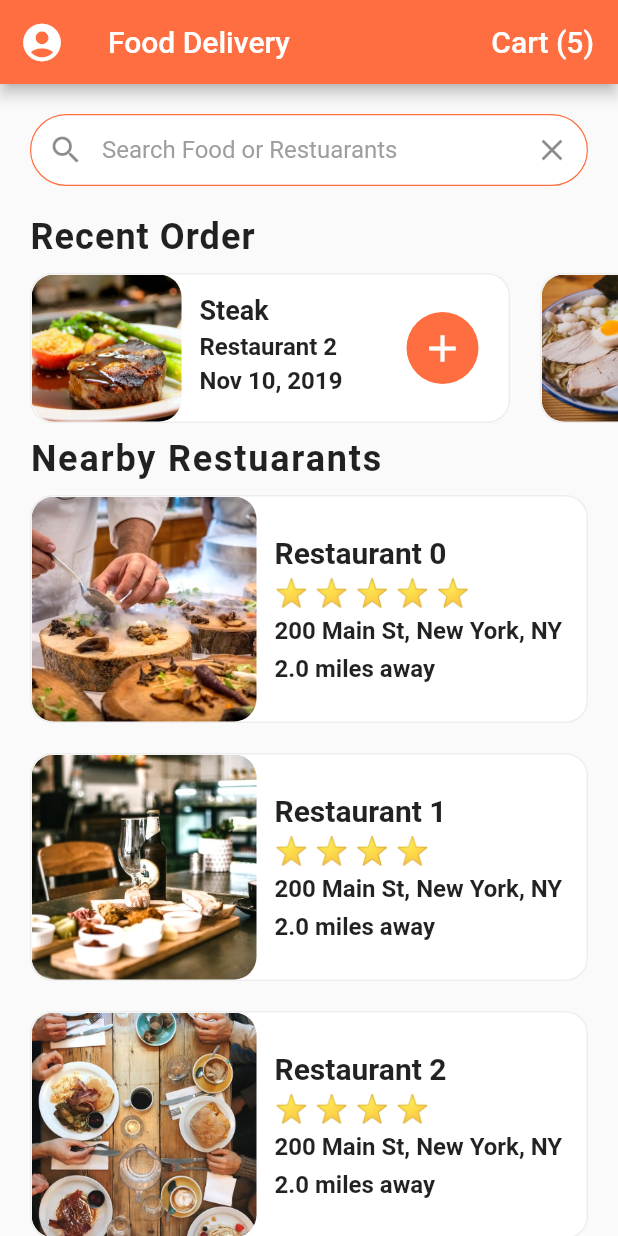
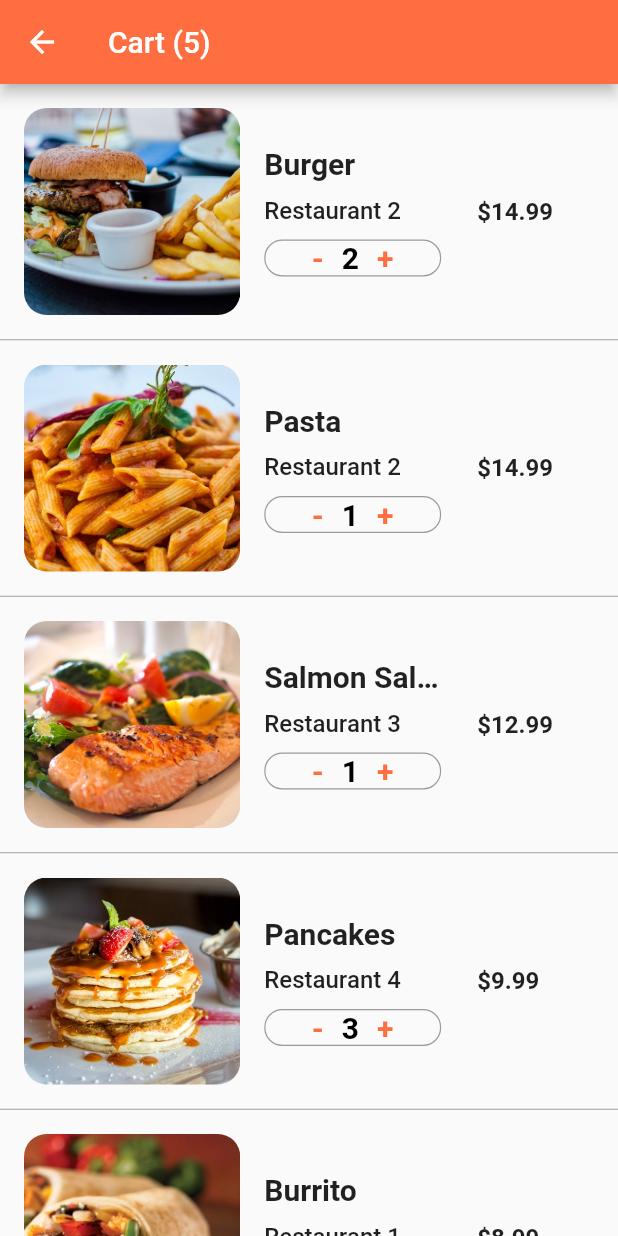
Before and after one commit to Boghdady/flutter-food-deliver, a Flutter app: the screen it shows after launch, after a tap on an icon or button, on a phone screen of 412 x 824 dp. Run offline on Flutter 3.47's test engine with Material 2 defaults, Android fonts, the phone set to English and light mode, and no system bars.

Commit message:
Finish Cart Screen

```diff
--- /dev/null
+++ b/lib/screens/cart_screen.dart
@@ -0,0 +1,138 @@
+import 'package:flutter/material.dart';
+import 'package:flutter_food_delivery_ui/data/data.dart';
+import 'package:flutter_food_delivery_ui/models/order.dart';
+
+class CartScreen extends StatefulWidget {
+  @override
+  _CartScreenState createState() => _CartScreenState();
+}
+
+class _CartScreenState extends State<CartScreen> {
+  @override
+  Widget build(BuildContext context) {
+    return Scaffold(
+      appBar: AppBar(
+        title: Text('Cart (${currentUser.cart.length})'),
+      ),
+      body: ListView.separated(
+        itemBuilder: (context, index) {
+          Order order = currentUser.cart[index];
+          return _buildCartItem(order);
+        },
+        separatorBuilder: (context, index) {
+          return Divider(height: 1.0, color: Colors.grey);
+        },
+        itemCount: currentUser.cart.length,
+      ),
+    );
+  }
+
+  Widget _buildCartItem(Order order) {
+    return Container(
+      height: 170,
+      child: Row(
+        children: <Widget>[
+          Padding(
+            padding: const EdgeInsets.all(16.0),
+            child: Container(
+              width: MediaQuery.of(context).size.width * 0.35,
+              decoration: BoxDecoration(
+                borderRadius: BorderRadius.circular(15.0),
+                image: DecorationImage(
+                  image: AssetImage(
+                    order.food.imageUrl,
+                  ),
+                  fit: BoxFit.cover,
+                ),
+              ),
+            ),
+          ),
+          Expanded(
+            child: Column(
+              mainAxisAlignment: MainAxisAlignment.center,
+              crossAxisAlignment: CrossAxisAlignment.start,
+              children: <Widget>[
+                Text(
+                  order.food.name,
+                  style: TextStyle(
+                    fontSize: 20.0,
+                    fontWeight: FontWeight.bold,
+                  ),
+                  overflow: TextOverflow.ellipsis,
+                ),
+                SizedBox(height: 10.0),
+                Text(
+                  order.restaurant.name,
+                  style: TextStyle(
+                    fontSize: 16.0,
+                    fontWeight: FontWeight.w500,
+                  ),
+                  overflow: TextOverflow.ellipsis,
+                ),
+                SizedBox(height: 10.0),
+                Container(
+                  decoration: BoxDecoration(
+                    borderRadius: BorderRadius.circular(12.0),
+                    border: Border.all(
+                      width: 0.8,
+                      color: Colors.black38,
+                    ),
+                  ),
+                  child: Row(
+                    mainAxisAlignment: MainAxisAlignment.center,
+                    children: <Widget>[
+                      InkWell(
+                        onTap: () {},
+                        child: Text(
+                          '-',
+                          style: TextStyle(
+                            color: Theme.of(context).primaryColor,
+                            fontSize: 20.0,
+                            fontWeight: FontWeight.bold,
+                          ),
+                        ),
+                      ),
+                      SizedBox(width: 12.0),
+                      Text(
+                        order.quantity.toString(),
+                        style: TextStyle(
+                          color: Colors.black,
+                          fontSize: 20.0,
+                          fontWeight: FontWeight.bold,
+                        ),
+                      ),
+                      SizedBox(width: 12.0),
+                      InkWell(
+                        onTap: () {},
+                        child: Text(
+                          '+',
+                          style: TextStyle(
+                            color: Theme.of(context).primaryColor,
+                            fontSize: 20.0,
+                            fontWeight: FontWeight.bold,
+                          ),
+                        ),
+                      ),
+                    ],
+                  ),
+                ),
+              ],
+            ),
+          ),
+          Expanded(
+            child: Container(
+              margin: EdgeInsets.only(left: 24.0, right: 8.0),
+              child: Text(
+                '\$${order.food.price}',
+                style: TextStyle(
+                  fontSize: 16.0,
+                  fontWeight: FontWeight.w600,
+                ),
+              ),
+            ),
+          ),
+        ],
+      ),
+    );
+  }
+}
--- a/lib/screens/home_screen.dart
+++ b/lib/screens/home_screen.dart
@@ -3,6 +3,8 @@ import 'package:flutter_food_delivery_ui/data/data.dart';
 import 'package:flutter_food_delivery_ui/screens/restaurant_screen.dart';
 import 'package:flutter_food_delivery_ui/widgets/rating_starts.dart';
 import 'package:flutter_food_delivery_ui/widgets/recent_orders.dart';
+
+import 'cart_screen.dart';
 
 class HomeScreen extends StatefulWidget {
   @override
@@ -30,7 +32,11 @@ class _HomeScreenState extends State<HomeScreen> {
                 color: Colors.white,
               ),
             ),
-            onPressed: () {},
+            onPressed: () {
+              Navigator.push(context, MaterialPageRoute(builder: (_) {
+                return CartScreen();
+              }));
+            },
           )
         ],
         title: Text('Food Delivery'),
```
